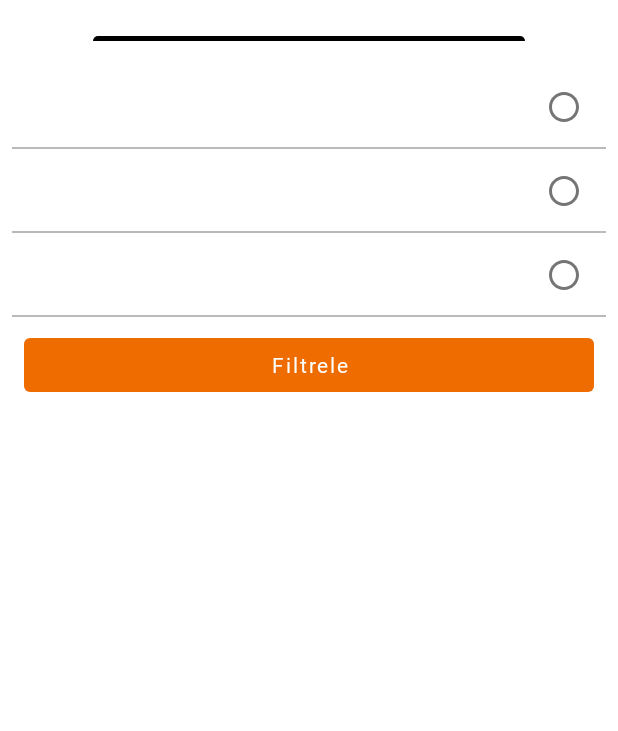
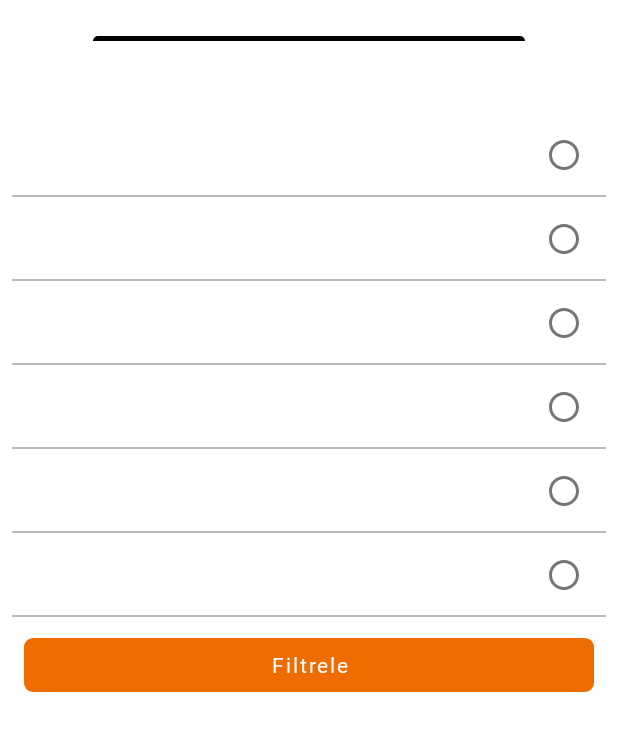
Before and after one commit to serhatkarakoca/Flowpod-News-Podcast, an Android app: the layout bottom_sheet_filter.xml on its own in the app's theme, with its tools: preview values and no code run, on a phone screen of 412 x 824 dp. Shown: the top 731 px of the screen. Run offline under Robolectric (Android 15) with nearby library versions, the phone set to English and light mode, and no system bars.

Commit message:
search, news and filter bugfixes

```diff
--- a/app/src/main/java/com/life4/feedz/features/flow/FlowFragment.kt
+++ b/app/src/main/java/com/life4/feedz/features/flow/FlowFragment.kt
@@ -32,7 +32,7 @@ class FlowFragment : BaseFragment<FragmentFlowBinding, FlowViewModel>(R.layout.f
     }
 
     private fun filterListener(item: RssFeedResponseItem, isChecked: Boolean) {
-
+        item.isSelected = isChecked
     }
 
     override fun setupListener() {
@@ -44,7 +44,6 @@ class FlowFragment : BaseFragment<FragmentFlowBinding, FlowViewModel>(R.layout.f
 
         getBinding().btnFilter.setOnClickListener {
             BottomSheetDialog(requireContext()).apply {
-                setCancelable(false)
                 val inflater = LayoutInflater.from(requireContext())
                 val binding = DataBindingUtil.inflate<BottomSheetFilterBinding>(
                     inflater,
@@ -124,6 +123,6 @@ class FlowFragment : BaseFragment<FragmentFlowBinding, FlowViewModel>(R.layout.f
 
     override fun onResume() {
         super.onResume()
-        viewModel.getNews(viewModel.selectedCategory.value)
+        viewModel.getAndSetNews(viewModel.selectedCategory.value)
     }
 }
--- a/app/src/main/java/com/life4/feedz/features/flow/adapter/FilterAdapter.kt
+++ b/app/src/main/java/com/life4/feedz/features/flow/adapter/FilterAdapter.kt
@@ -22,7 +22,6 @@ class FilterAdapter(val listener: (RssFeedResponseItem, Boolean) -> Unit) :
             binding.item = item
             binding.root.setOnClickListener {
                 binding.checkBox.isChecked = !binding.checkBox.isChecked
-                item.isSelected = binding.checkBox.isChecked
                 listener(item, binding.checkBox.isChecked)
             }
             binding.executePendingBindings()
--- a/app/src/main/java/com/life4/feedz/features/news/NewsFragment.kt
+++ b/app/src/main/java/com/life4/feedz/features/news/NewsFragment.kt
@@ -26,7 +26,6 @@ class NewsFragment : BaseFragment<FragmentNewsBinding, NewsViewModel>(R.layout.f
 
     override fun setupListener() {
         activity?.let {
-            (it as MainActivity).getBinding().addBookmark.visibility = View.VISIBLE
             (it as MainActivity).getBinding().addBookmark.setOnClickListener {
                 if (viewModel.siteAdded.value == false)
                     viewModel.addSiteToBookmark()
@@ -68,6 +67,9 @@ class NewsFragment : BaseFragment<FragmentNewsBinding, NewsViewModel>(R.layout.f
                     it.sourceList?.sourceList?.firstOrNull { it.siteUrl == viewModel.siteUrl } != null
             }
         }
+        activity?.let {
+            (it as MainActivity).getBinding().addBookmark.visibility = View.VISIBLE
+        }
     }
 
     override fun onDestroyView() {
--- a/app/src/main/java/com/life4/feedz/features/search/SearchFragment.kt
+++ b/app/src/main/java/com/life4/feedz/features/search/SearchFragment.kt
@@ -34,6 +34,7 @@ class SearchFragment :
 
     private fun setSiteData(data: RssResponse) {
         getBinding().site = MutableLiveData(data)
+        getBinding().executePendingBindings()
     }
 
     override fun setupListener() {
--- a/app/src/main/res/layout/bottom_sheet_filter.xml
+++ b/app/src/main/res/layout/bottom_sheet_filter.xml
@@ -13,31 +13,49 @@
             android:layout_height="3dp"
             android:layout_marginHorizontal="62dp"
             android:layout_marginTop="24sp"
-            app:layout_constraintTop_toTopOf="parent"
+            android:background="@drawable/background_radius_top"
+            android:backgroundTint="@color/black"
+            app:layout_constraintEnd_toEndOf="parent"
             app:layout_constraintStart_toStartOf="parent"
-            app:layout_constraintEnd_toEndOf="parent"
-            android:backgroundTint="@color/black"
-            android:background="@drawable/background_radius_top" />
+            app:layout_constraintTop_toTopOf="parent" />
+
+        <androidx.core.widget.NestedScrollView
+            android:layout_width="match_parent"
+            android:layout_height="match_parent"
+            android:fillViewport="true"
+            android:layout_marginTop="32dp"
+            app:layout_constraintBottom_toBottomOf="parent"
+            app:layout_constraintTop_toBottomOf="@id/view_line_top">
+
+            <androidx.constraintlayout.widget.ConstraintLayout
+                android:layout_width="match_parent"
+                android:layout_height="match_parent">
 
                 <androidx.recyclerview.widget.RecyclerView
                     android:id="@+id/rv_sources"
                     android:layout_width="match_parent"
                     android:layout_height="wrap_content"
-            tools:listitem="@layout/item_filter_source"
-            tools:itemCount="3"
                     android:layout_marginHorizontal="8dp"
                     android:layout_marginTop="16dp"
+                    android:nestedScrollingEnabled="false"
                     app:layoutManager="androidx.recyclerview.widget.LinearLayoutManager"
-            app:layout_constraintTop_toBottomOf="@id/view_line_top" />
+                    app:layout_constraintTop_toTopOf="parent"
+                    tools:itemCount="10"
+                    tools:listitem="@layout/item_filter_source" />
 
                 <com.google.android.material.button.MaterialButton
                     android:id="@+id/btn_done"
                     android:layout_width="match_parent"
                     android:layout_height="wrap_content"
+                    android:layout_marginHorizontal="16dp"
+                    android:layout_marginTop="8dp"
+                    app:cornerRadius="6dp"
+                    android:stateListAnimator="@null"
                     android:text="@string/filter"
-            android:stateListAnimator="@null"
-            android:layout_marginHorizontal="16dp"
-            app:layout_constraintTop_toBottomOf="@id/rv_sources"
-            android:layout_marginTop="8dp" />
+                    android:layout_marginBottom="16dp"
+                    app:layout_constraintBottom_toBottomOf="parent"
+                    app:layout_constraintTop_toBottomOf="@id/rv_sources" />
+            </androidx.constraintlayout.widget.ConstraintLayout>
+        </androidx.core.widget.NestedScrollView>
     </androidx.constraintlayout.widget.ConstraintLayout>
 </layout>
```
Also changed, not shown: app/src/main/java/com/life4/feedz/features/search/SearchViewModel.kt (+9 -6 lines), app/src/main/res/layout/activity_main.xml (+4 -3 lines). Lines whose indentation alone changed are shown as unchanged.
